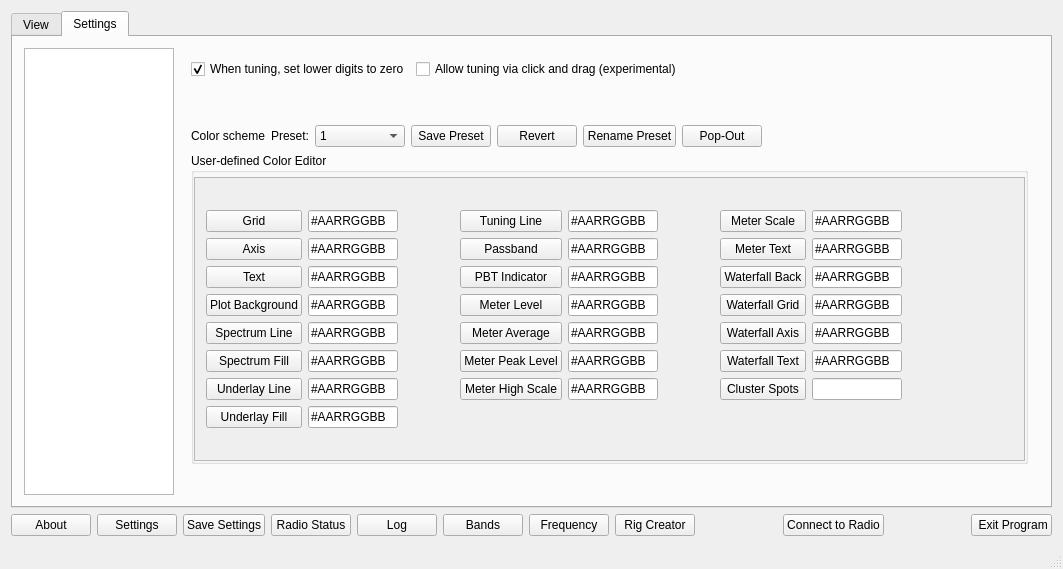
This is wfmain.ui in adecarolis/wfweb as Qt 5 draws it before an edit. The edited form follows.
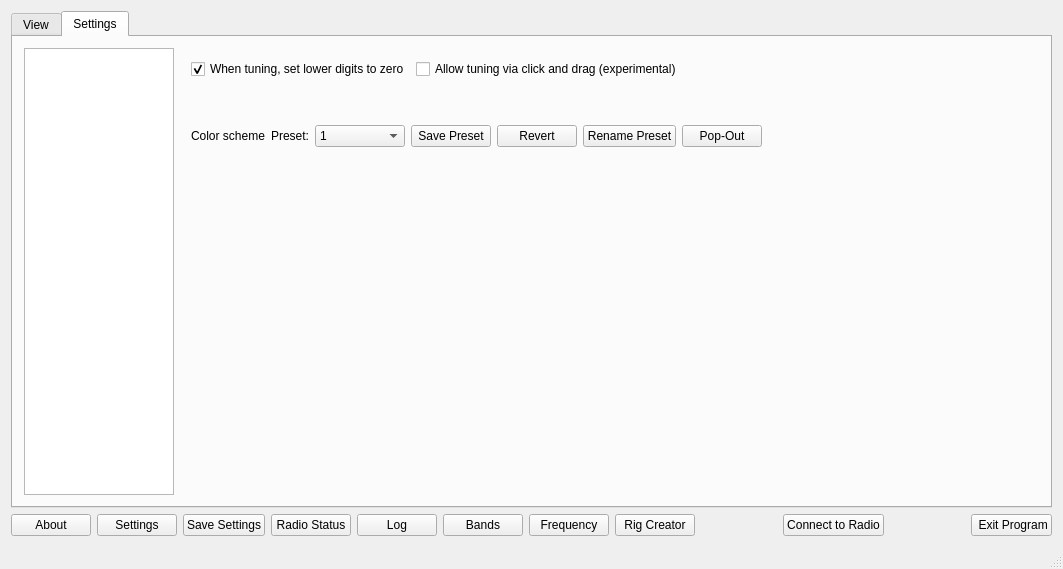
This is the edited form. The open tabs and pages were chosen to show the change. Custom widgets are drawn as their Qt base class.

Diff of the .ui file:
```diff
--- a/wfmain.ui
+++ b/wfmain.ui
@@ -2579,782 +2579,6 @@
                 </item>
                </layout>
               </item>
-              <item>
-               <widget class="QGroupBox" name="colorEditorGroupBox">
-                <property name="sizePolicy">
-                 <sizepolicy hsizetype="Preferred" vsizetype="Expanding">
-                  <horstretch>0</horstretch>
-                  <verstretch>1</verstretch>
-                 </sizepolicy>
-                </property>
-                <property name="minimumSize">
-                 <size>
-                  <width>0</width>
-                  <height>250</height>
-                 </size>
-                </property>
-                <property name="baseSize">
-                 <size>
-                  <width>0</width>
-                  <height>0</height>
-                 </size>
-                </property>
-                <property name="title">
-                 <string>User-defined Color Editor</string>
-                </property>
-                <layout class="QGridLayout" name="gridLayout_4">
-                 <property name="leftMargin">
-                  <number>0</number>
-                 </property>
-                 <property name="topMargin">
-                  <number>4</number>
-                 </property>
-                 <property name="rightMargin">
-                  <number>0</number>
-                 </property>
-                 <property name="bottomMargin">
-                  <number>0</number>
-                 </property>
-                 <item row="0" column="0">
-                  <widget class="QScrollArea" name="colorEditorScrollArea">
-                   <property name="sizeAdjustPolicy">
-                    <enum>QAbstractScrollArea::AdjustIgnored</enum>
-                   </property>
-                   <property name="widgetResizable">
-                    <bool>true</bool>
-                   </property>
-                   <widget class="QWidget" name="scrollAreaWidgetContents">
-                    <property name="geometry">
-                     <rect>
-                      <x>0</x>
-                      <y>0</y>
-                      <width>852</width>
-                      <height>259</height>
-                     </rect>
-                    </property>
-                    <layout class="QGridLayout" name="gridLayout_2">
-                     <item row="4" column="3">
-                      <spacer name="horizontalSpacer_14">
-                       <property name="orientation">
-                        <enum>Qt::Horizontal</enum>
-                       </property>
-                       <property name="sizeHint" stdset="0">
-                        <size>
-                         <width>40</width>
-                         <height>20</height>
-                        </size>
-                       </property>
-                      </spacer>
-                     </item>
-                     <item row="4" column="0">
-                      <layout class="QGridLayout" name="gridLayout_5">
-                       <property name="rightMargin">
-                        <number>0</number>
-                       </property>
-                       <property name="horizontalSpacing">
-                        <number>6</number>
-                       </property>
-                       <item row="2" column="11">
-                        <widget class="QLedLabel" name="colorSwatchWfBackground" native="true">
-                         <property name="minimumSize">
-                          <size>
-                           <width>10</width>
-                           <height>0</height>
-                          </size>
-                         </property>
-                        </widget>
-                       </item>
-                       <item row="1" column="3">
-                        <widget class="QLedLabel" name="colorSwatchAxis" native="true">
-                         <property name="minimumSize">
-                          <size>
-                           <width>10</width>
-                           <height>0</height>
-                          </size>
-                         </property>
-                        </widget>
-                       </item>
-                       <item row="0" column="10">
-                        <widget class="QLineEdit" name="colorEditMeterScale">
-                         <property name="maximumSize">
-                          <size>
-                           <width>90</width>
-                           <height>16777215</height>
-                          </size>
-                         </property>
-                         <property name="text">
-                          <string>#AARRGGBB</string>
-                         </property>
-                        </widget>
-                       </item>
-                       <item row="1" column="2">
-                        <widget class="QLineEdit" name="colorEditAxis">
-                         <property name="maximumSize">
-                          <size>
-                           <width>90</width>
-                           <height>16777215</height>
-                          </size>
-                         </property>
-                         <property name="text">
-                          <string>#AARRGGBB</string>
-                         </property>
-                        </widget>
-                       </item>
-                       <item row="1" column="9">
-                        <widget class="QPushButton" name="colorSetBtnMeterText">
-                         <property name="text">
-                          <string>Meter Text</string>
-                         </property>
-                        </widget>
-                       </item>
-                       <item row="0" column="0">
-                        <widget class="QPushButton" name="colorSetBtnGrid">
-                         <property name="text">
-                          <string>Grid</string>
-                         </property>
-                        </widget>
-                       </item>
-                       <item row="2" column="0">
-                        <widget class="QPushButton" name="colorSetBtnText">
-                         <property name="text">
-                          <string>Text</string>
-                         </property>
-                        </widget>
-                       </item>
-                       <item row="2" column="2">
-                        <widget class="QLineEdit" name="colorEditText">
-                         <property name="maximumSize">
-                          <size>
-                           <width>90</width>
-                           <height>16777215</height>
-                          </size>
-                         </property>
-                         <property name="text">
-                          <string>#AARRGGBB</string>
-                         </property>
-                        </widget>
-                       </item>
-                       <item row="0" column="3">
-                        <widget class="QLedLabel" name="colorSwatchGrid" native="true">
-                         <property name="minimumSize">
-                          <size>
-                           <width>10</width>
-                           <height>0</height>
-                          </size>
-                         </property>
-                        </widget>
-                       </item>
-                       <item row="0" column="11">
-                        <widget class="QLedLabel" name="colorSwatchMeterScale" native="true">
-                         <property name="minimumSize">
-                          <size>
-                           <width>10</width>
-                           <height>0</height>
-                          </size>
-                         </property>
-                        </widget>
-                       </item>
-                       <item row="0" column="4">
-                        <spacer name="horizontalSpacer_34">
-                         <property name="orientation">
-                          <enum>Qt::Horizontal</enum>
-                         </property>
-                         <property name="sizeHint" stdset="0">
-                          <size>
-                           <width>40</width>
-                           <height>20</height>
-                          </size>
-                         </property>
-                        </spacer>
-                       </item>
-                       <item row="2" column="3">
-                        <widget class="QLedLabel" name="colorSwatchText" native="true">
-                         <property name="minimumSize">
-                          <size>
-                           <width>10</width>
-                           <height>0</height>
-                          </size>
-                         </property>
-                        </widget>
-                       </item>
-                       <item row="0" column="8">
-                        <spacer name="horizontalSpacer_35">
-                         <property name="orientation">
-                          <enum>Qt::Horizontal</enum>
-                         </property>
-                         <property name="sizeHint" stdset="0">
-                          <size>
-                           <width>40</width>
-                           <height>20</height>
-                          </size>
-                         </property>
-                        </spacer>
-                       </item>
-                       <item row="2" column="10">
-                        <widget class="QLineEdit" name="colorEditWfBackground">
-                         <property name="maximumSize">
-                          <size>
-                           <width>90</width>
-                           <height>16777215</height>
-                          </size>
-                         </property>
-                         <property name="text">
-                          <string>#AARRGGBB</string>
-                         </property>
-                        </widget>
-                       </item>
-                       <item row="0" column="9">
-                        <widget class="QPushButton" name="colorSetBtnMeterScale">
-                         <property name="text">
-                          <string>Meter Scale</string>
-                         </property>
-                        </widget>
-                       </item>
-                       <item row="0" column="2">
-                        <widget class="QLineEdit" name="colorEditGrid">
-                         <property name="maximumSize">
-                          <size>
-                           <width>90</width>
-                           <height>16777215</height>
-                          </size>
-                         </property>
-                         <property name="toolTip">
-                          <string>Color text format is #AARRGGBB, where AA is the &quot;alpha&quot; channel, and value &quot;00&quot; is totally transparent, and &quot;ff&quot; is totally opaque.</string>
-                         </property>
-                         <property name="text">
-                          <string>#AARRGGBB</string>
-                         </property>
-                        </widget>
-                       </item>
-                       <item row="1" column="11">
-                        <widget class="QLedLabel" name="colorSwatchMeterText" native="true">
-                         <property name="minimumSize">
-                          <size>
-                           <width>10</width>
-                           <height>0</height>
-                          </size>
-                         </property>
-                        </widget>
-                       </item>
-                       <item row="2" column="9">
-                        <widget class="QPushButton" name="colorSetBtnwfBackground">
-                         <property name="text">
-                          <string>Waterfall Back</string>
-                         </property>
-                        </widget>
-                       </item>
-                       <item row="1" column="0">
-                        <widget class="QPushButton" name="colorSetBtnAxis">
-                         <property name="text">
-                          <string>Axis</string>
-                         </property>
-                        </widget>
-                       </item>
-                       <item row="1" column="10">
-                        <widget class="QLineEdit" name="colorEditMeterText">
-                         <property name="maximumSize">
-                          <size>
-                           <width>90</width>
-                           <height>16777215</height>
-                          </size>
-                         </property>
-                         <property name="text">
-                          <string>#AARRGGBB</string>
-                         </property>
-                        </widget>
-                       </item>
-                       <item row="3" column="0">
-                        <widget class="QPushButton" name="colorSetBtnPlotBackground">
-                         <property name="text">
-                          <string>Plot Background</string>
-                         </property>
-                        </widget>
-                       </item>
-                       <item row="3" column="2">
-                        <widget class="QLineEdit" name="colorEditPlotBackground">
-                         <property name="maximumSize">
-                          <size>
-                           <width>90</width>
-                           <height>16777215</height>
-                          </size>
-                         </property>
-                         <property name="text">
-                          <string>#AARRGGBB</string>
-                         </property>
-                        </widget>
-                       </item>
-                       <item row="4" column="0">
-                        <widget class="QPushButton" name="colorSetBtnSpecLine">
-                         <property name="text">
-                          <string>Spectrum Line</string>
-                         </property>
-                        </widget>
-                       </item>
-                       <item row="5" column="0">
-                        <widget class="QPushButton" name="colorSetBtnSpecFill">
-                         <property name="text">
-                          <string>Spectrum Fill</string>
-                         </property>
-                        </widget>
-                       </item>
-                       <item row="6" column="0">
-                        <widget class="QPushButton" name="colorSetBtnUnderlayLine">
-                         <property name="text">
-                          <string>Underlay Line</string>
-                         </property>
-                        </widget>
-                       </item>
-                       <item row="4" column="2">
-                        <widget class="QLineEdit" name="colorEditSpecLine">
-                         <property name="maximumSize">
-                          <size>
-                           <width>90</width>
-                           <height>16777215</height>
-                          </size>
-                         </property>
-                         <property name="text">
-                          <string>#AARRGGBB</string>
-                         </property>
-                        </widget>
-                       </item>
-                       <item row="5" column="2">
-                        <widget class="QLineEdit" name="colorEditSpecFill">
-                         <property name="maximumSize">
-                          <size>
-                           <width>90</width>
-                           <height>16777215</height>
-                          </size>
-                         </property>
-                         <property name="text">
-                          <string>#AARRGGBB</string>
-                         </property>
-                        </widget>
-                       </item>
-                       <item row="6" column="2">
-                        <widget class="QLineEdit" name="colorEditUnderlayLine">
-                         <property name="maximumSize">
-                          <size>
-                           <width>90</width>
-                           <height>16777215</height>
-                          </size>
-                         </property>
-                         <property name="text">
-                          <string>#AARRGGBB</string>
-                         </property>
-                        </widget>
-                       </item>
-                       <item row="3" column="3">
-                        <widget class="QLedLabel" name="colorSwatchPlotBackground" native="true">
-                         <property name="minimumSize">
-                          <size>
-                           <width>10</width>
-                           <height>0</height>
-                          </size>
-                         </property>
-                        </widget>
-                       </item>
-                       <item row="4" column="3">
-                        <widget class="QLedLabel" name="colorSwatchSpecLine" native="true">
-                         <property name="minimumSize">
-                          <size>
-                           <width>10</width>
-                           <height>0</height>
-                          </size>
-                         </property>
-                        </widget>
-                       </item>
-                       <item row="5" column="3">
-                        <widget class="QLedLabel" name="colorSwatchSpecFill" native="true">
-                         <property name="minimumSize">
-                          <size>
-                           <width>10</width>
-                           <height>0</height>
-                          </size>
-                         </property>
-                        </widget>
-                       </item>
-                       <item row="6" column="3">
-                        <widget class="QLedLabel" name="colorSwatchUnderlayLine" native="true">
-                         <property name="minimumSize">
-                          <size>
-                           <width>10</width>
-                           <height>0</height>
-                          </size>
-                         </property>
-                        </widget>
-                       </item>
-                       <item row="8" column="0">
-                        <widget class="QPushButton" name="colorSetBtnUnderlayFill">
-                         <property name="text">
-                          <string>Underlay Fill</string>
-                         </property>
-                        </widget>
-                       </item>
-                       <item row="8" column="2">
-                        <widget class="QLineEdit" name="colorEditUnderlayFill">
-                         <property name="maximumSize">
-                          <size>
-                           <width>90</width>
-                           <height>16777215</height>
-                          </size>
-                         </property>
-                         <property name="text">
-                          <string>#AARRGGBB</string>
-                         </property>
-                        </widget>
-                       </item>
-                       <item row="8" column="3">
-                        <widget class="QLedLabel" name="colorSwatchUnderlayFill" native="true">
-                         <property name="minimumSize">
-                          <size>
-                           <width>10</width>
-                           <height>0</height>
-                          </size>
-                         </property>
-                        </widget>
-                       </item>
-                       <item row="0" column="5">
-                        <widget class="QPushButton" name="colorSetBtnTuningLine">
-                         <property name="text">
-                          <string>Tuning Line</string>
-                         </property>
-                        </widget>
-                       </item>
-                       <item row="0" column="6">
-                        <widget class="QLineEdit" name="colorEditTuningLine">
-                         <property name="maximumSize">
-                          <size>
-                           <width>90</width>
-                           <height>16777215</height>
-                          </size>
-                         </property>
-                         <property name="text">
-                          <string>#AARRGGBB</string>
-                         </property>
-                        </widget>
-                       </item>
-                       <item row="0" column="7">
-                        <widget class="QLedLabel" name="colorSwatchTuningLine" native="true">
-                         <property name="minimumSize">
-                          <size>
-                           <width>10</width>
-                           <height>0</height>
-                          </size>
-                         </property>
-                        </widget>
-                       </item>
-                       <item row="1" column="5">
-                        <widget class="QPushButton" name="colorSetBtnPassband">
-                         <property name="text">
-                          <string>Passband</string>
-                         </property>
-                        </widget>
-                       </item>
-                       <item row="1" column="6">
-                        <widget class="QLineEdit" name="colorEditPassband">
-                         <property name="maximumSize">
-                          <size>
-                           <width>90</width>
-                           <height>16777215</height>
-                          </size>
-                         </property>
-                         <property name="text">
-                          <string>#AARRGGBB</string>
-                         </property>
-                        </widget>
-                       </item>
-                       <item row="1" column="7">
-                        <widget class="QLedLabel" name="colorSwatchPassband" native="true">
-                         <property name="minimumSize">
-                          <size>
-                           <width>10</width>
-                           <height>0</height>
-                          </size>
-                         </property>
-                        </widget>
-                       </item>
-                       <item row="2" column="5">
-                        <widget class="QPushButton" name="colorSetBtnPBT">
-                         <property name="text">
-                          <string>PBT Indicator</string>
-                         </property>
-                        </widget>
-                       </item>
-                       <item row="2" column="6">
-                        <widget class="QLineEdit" name="colorEditPBT">
-                         <property name="maximumSize">
-                          <size>
-                           <width>90</width>
-                           <height>16777215</height>
-                          </size>
-                         </property>
-                         <property name="text">
-                          <string>#AARRGGBB</string>
-                         </property>
-                        </widget>
-                       </item>
-                       <item row="2" column="7">
-                        <widget class="QLedLabel" name="colorSwatchPBT" native="true">
-                         <property name="minimumSize">
-                          <size>
-                           <width>10</width>
-                           <height>0</height>
-                          </size>
-                         </property>
-                        </widget>
-                       </item>
-                       <item row="3" column="5">
-                        <widget class="QPushButton" name="colorSetBtnMeterLevel">
-                         <property name="text">
-                          <string>Meter Level</string>
-                         </property>
-                        </widget>
-                       </item>
-                       <item row="3" column="6">
-                        <widget class="QLineEdit" name="colorEditMeterLevel">
-                         <property name="maximumSize">
-                          <size>
-                           <width>90</width>
-                           <height>16777215</height>
-                          </size>
-                         </property>
-                         <property name="text">
-                          <string>#AARRGGBB</string>
-                         </property>
-                        </widget>
-                       </item>
-                       <item row="3" column="7">
-                        <widget class="QLedLabel" name="colorSwatchMeterLevel" native="true">
-                         <property name="minimumSize">
-                          <size>
-                           <width>10</width>
-                           <height>0</height>
-                          </size>
-                         </property>
-                        </widget>
-                       </item>
-                       <item row="4" column="5">
-                        <widget class="QPushButton" name="colorSetBtnMeterAvg">
-                         <property name="text">
-                          <string>Meter Average</string>
-                         </property>
-                        </widget>
-                       </item>
-                       <item row="4" column="6">
-                        <widget class="QLineEdit" name="colorEditMeterAvg">
-                         <property name="maximumSize">
-                          <size>
-                           <width>90</width>
-                           <height>16777215</height>
-                          </size>
-                         </property>
-                         <property name="text">
-                          <string>#AARRGGBB</string>
-                         </property>
-                        </widget>
-                       </item>
-                       <item row="4" column="7">
-                        <widget class="QLedLabel" name="colorSwatchMeterAverage" native="true">
-                         <property name="minimumSize">
-                          <size>
-                           <width>10</width>
-                           <height>0</height>
-                          </size>
-                         </property>
-                        </widget>
-                       </item>
-                       <item row="5" column="5">
-                        <widget class="QPushButton" name="colorSetBtnMeterPeakLevel">
-                         <property name="text">
-                          <string>Meter Peak Level</string>
-                         </property>
-                        </widget>
-                       </item>
-                       <item row="5" column="6">
-                        <widget class="QLineEdit" name="colorEditMeterPeakLevel">
-                         <property name="maximumSize">
-                          <size>
-                           <width>90</width>
-                           <height>16777215</height>
-                          </size>
-                         </property>
-                         <property name="text">
-                          <string>#AARRGGBB</string>
-                         </property>
-                        </widget>
-                       </item>
-                       <item row="5" column="7">
-                        <widget class="QLedLabel" name="colorSwatchMeterPeakLevel" native="true">
-                         <property name="minimumSize">
-                          <size>
-                           <width>10</width>
-                           <height>0</height>
-                          </size>
-                         </property>
-                        </widget>
-                       </item>
-                       <item row="6" column="5">
-                        <widget class="QPushButton" name="colorSetBtnMeterPeakScale">
-                         <property name="text">
-                          <string>Meter High Scale</string>
-                         </property>
-                        </widget>
-                       </item>
-                       <item row="6" column="6">
-                        <widget class="QLineEdit" name="colorEditMeterPeakScale">
-                         <property name="maximumSize">
-                          <size>
-                           <width>90</width>
-                           <height>16777215</height>
-                          </size>
-                         </property>
-                         <property name="text">
-                          <string>#AARRGGBB</string>
-                         </property>
-                        </widget>
-                       </item>
-                       <item row="6" column="7">
-                        <widget class="QLedLabel" name="colorSwatchMeterPeakScale" native="true">
-                         <property name="minimumSize">
-                          <size>
-                           <width>10</width>
-                           <height>0</height>
-                          </size>
-                         </property>
-                        </widget>
-                       </item>
-                       <item row="3" column="9">
-                        <widget class="QPushButton" name="colorSetBtnWfGrid">
-                         <property name="text">
-                          <string>Waterfall Grid</string>
-                         </property>
-                        </widget>
-                       </item>
-                       <item row="3" column="10">
-                        <widget class="QLineEdit" name="colorEditWfGrid">
-                         <property name="maximumSize">
-                          <size>
-                           <width>90</width>
-                           <height>16777215</height>
-                          </size>
-                         </property>
-                         <property name="text">
-                          <string>#AARRGGBB</string>
-                         </property>
-                        </widget>
-                       </item>
-                       <item row="3" column="11">
-                        <widget class="QLedLabel" name="colorSwatchWfGrid" native="true">
-                         <property name="minimumSize">
-                          <size>
-                           <width>10</width>
-                           <height>0</height>
-                          </size>
-                         </property>
-                        </widget>
-                       </item>
-                       <item row="4" column="9">
-                        <widget class="QPushButton" name="colorSetBtnWfAxis">
-                         <property name="text">
-                          <string>Waterfall Axis</string>
-                         </property>
-                        </widget>
-                       </item>
-                       <item row="4" column="10">
-                        <widget class="QLineEdit" name="colorEditWfAxis">
-                         <property name="maximumSize">
-                          <size>
-                           <width>90</width>
-                           <height>16777215</height>
-                          </size>
-                         </property>
-                         <property name="text">
-                          <string>#AARRGGBB</string>
-                         </property>
-                        </widget>
-                       </item>
-                       <item row="4" column="11">
-                        <widget class="QLedLabel" name="colorSwatchWfAxis" native="true">
-                         <property name="minimumSize">
-                          <size>
-                           <width>10</width>
-                           <height>0</height>
-                          </size>
-                         </property>
-                        </widget>
-                       </item>
-                       <item row="5" column="9">
-                        <widget class="QPushButton" name="colorSetBtnWfText">
-                         <property name="text">
-                          <string>Waterfall Text</string>
-                         </property>
-                        </widget>
-                       </item>
-                       <item row="5" column="10">
-                        <widget class="QLineEdit" name="colorEditWfText">
-                         <property name="maximumSize">
-                          <size>
-                           <width>90</width>
-                           <height>16777215</height>
-                          </size>
-                         </property>
-                         <property name="text">
-                          <string>#AARRGGBB</string>
-                         </property>
-                        </widget>
-                       </item>
-                       <item row="5" column="11">
-                        <widget class="QLedLabel" name="colorSwatchWfText" native="true">
-                         <property name="minimumSize">
-                          <size>
-                           <width>10</width>
-                           <height>0</height>
-                          </size>
-                         </property>
-                        </widget>
-                       </item>
-                       <item row="6" column="9">
-                        <widget class="QPushButton" name="colorSetBtnClusterSpots">
-                         <property name="text">
-                          <string>Cluster Spots</string>
-                         </property>
-                        </widget>
-                       </item>
-                       <item row="6" column="10">
-                        <widget class="QLineEdit" name="colorEditClusterSpots">
-                         <property name="minimumSize">
-                          <size>
-                           <width>0</width>
-                           <height>0</height>
-                          </size>
-                         </property>
-                         <property name="maximumSize">
-                          <size>
-                           <width>90</width>
-                           <height>16777215</height>
-                          </size>
-                         </property>
-                        </widget>
-                       </item>
-                       <item row="6" column="11">
-                        <widget class="QLedLabel" name="colorSwatchClusterSpots" native="true">
-                         <property name="minimumSize">
-                          <size>
-                           <width>10</width>
-                           <height>0</height>
-                          </size>
-                         </property>
-                        </widget>
-                       </item>
-                      </layout>
-                     </item>
-                    </layout>
-                   </widget>
-                  </widget>
-                 </item>
-                </layout>
-               </widget>
-              </item>
               <item>
                <spacer name="verticalSpacer_2">
                 <property name="orientation">
@@ -4596,12 +3820,6 @@
  </widget>
  <layoutdefault spacing="6" margin="11"/>
  <customwidgets>
-  <customwidget>
-   <class>QLedLabel</class>
-   <extends>QWidget</extends>
-   <header location="global">qledlabel.h</header>
-   <container>1</container>
-  </customwidget>
   <customwidget>
    <class>QCustomPlot</class>
    <container>1</container>
```
Left out of the diff: 404 changed lines with no effect on the pictures.
